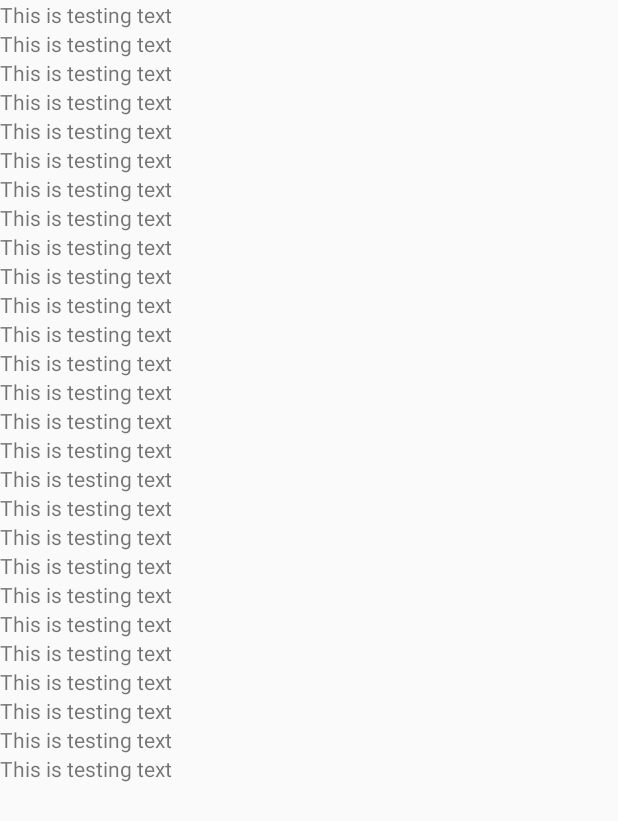
After one commit to WendyYanto/android-lazy-load-component, an Android app: the layout layout_multiple_textview.xml on its own in the app's theme, with its tools: preview values and no code run, on a phone screen of 412 x 824 dp. The commit adds this screen. Shown: the top 821 px of the screen. Run offline under Robolectric (Android 15) with nearby library versions, the phone set to English and light mode, and no system bars.

Commit message:
add todo

```diff
--- a/app/src/main/res/layout/activity_main.xml
+++ b/app/src/main/res/layout/activity_main.xml
@@ -1,18 +1,35 @@
 <?xml version="1.0" encoding="utf-8"?>
-<androidx.constraintlayout.widget.ConstraintLayout xmlns:android="http://schemas.android.com/apk/res/android"
+<ScrollView xmlns:android="http://schemas.android.com/apk/res/android"
     xmlns:app="http://schemas.android.com/apk/res-auto"
     xmlns:tools="http://schemas.android.com/tools"
+    android:id="@+id/cl_parent"
     android:layout_width="match_parent"
-    android:layout_height="match_parent"
-    tools:context=".MainActivity">
+    android:layout_height="match_parent">
 
-    <TextView
-        android:layout_width="wrap_content"
+    <androidx.constraintlayout.widget.ConstraintLayout
+        android:layout_width="match_parent"
         android:layout_height="wrap_content"
-        android:text="Hello World!"
-        app:layout_constraintBottom_toBottomOf="parent"
-        app:layout_constraintLeft_toLeftOf="parent"
-        app:layout_constraintRight_toRightOf="parent"
-        app:layout_constraintTop_toTopOf="parent" />
+        tools:context=".MainActivity">
 
-</androidx.constraintlayout.widget.ConstraintLayout>
+        <LinearLayout
+            android:id="@+id/ll_dummy"
+            android:layout_width="match_parent"
+            android:layout_height="1000dp"
+            android:background="@color/colorAccent"
+            android:orientation="vertical"
+            app:layout_constraintLeft_toLeftOf="parent"
+            app:layout_constraintRight_toRightOf="parent"
+            app:layout_constraintTop_toTopOf="parent" />
+
+        <dev.wendyyanto.library.LazyLoadComponent
+            android:layout_width="match_parent"
+            android:layout_height="10dp"
+            app:layout_constraintLeft_toLeftOf="parent"
+            app:layout_constraintRight_toRightOf="parent"
+            app:layout_constraintTop_toBottomOf="@id/ll_dummy"
+            app:layout_id="@layout/layout_multiple_textview"
+            app:parent_layout_id="@id/cl_parent" />
+
+    </androidx.constraintlayout.widget.ConstraintLayout>
+
+</ScrollView>
--- /dev/null
+++ b/app/src/main/res/layout/layout_multiple_textview.xml
@@ -0,0 +1,141 @@
+<?xml version="1.0" encoding="utf-8"?>
+<LinearLayout xmlns:android="http://schemas.android.com/apk/res/android"
+    android:layout_width="match_parent"
+    android:layout_height="match_parent"
+    android:orientation="vertical">
+
+    <TextView
+        android:layout_width="match_parent"
+        android:layout_height="wrap_content"
+        android:text="This is testing text" />
+
+    <TextView
+        android:layout_width="match_parent"
+        android:layout_height="wrap_content"
+        android:text="This is testing text" />
+
+    <TextView
+        android:layout_width="match_parent"
+        android:layout_height="wrap_content"
+        android:text="This is testing text" />
+
+    <TextView
+        android:layout_width="match_parent"
+        android:layout_height="wrap_content"
+        android:text="This is testing text" />
+
+    <TextView
+        android:layout_width="match_parent"
+        android:layout_height="wrap_content"
+        android:text="This is testing text" />
+
+    <TextView
+        android:layout_width="match_parent"
+        android:layout_height="wrap_content"
+        android:text="This is testing text" />
+
+    <TextView
+        android:layout_width="match_parent"
+        android:layout_height="wrap_content"
+        android:text="This is testing text" />
+
+    <TextView
+        android:layout_width="match_parent"
+        android:layout_height="wrap_content"
+        android:text="This is testing text" />
+
+    <TextView
+        android:layout_width="match_parent"
+        android:layout_height="wrap_content"
+        android:text="This is testing text" />
+
+    <TextView
+        android:layout_width="match_parent"
+        android:layout_height="wrap_content"
+        android:text="This is testing text" />
+
+    <TextView
+        android:layout_width="match_parent"
+        android:layout_height="wrap_content"
+        android:text="This is testing text" />
+
+    <TextView
+        android:layout_width="match_parent"
+        android:layout_height="wrap_content"
+        android:text="This is testing text" />
+
+    <TextView
+        android:layout_width="match_parent"
+        android:layout_height="wrap_content"
+        android:text="This is testing text" />
+
+    <TextView
+        android:layout_width="match_parent"
+        android:layout_height="wrap_content"
+        android:text="This is testing text" />
+
+    <TextView
+        android:layout_width="match_parent"
+        android:layout_height="wrap_content"
+        android:text="This is testing text" />
+
+    <TextView
+        android:layout_width="match_parent"
+        android:layout_height="wrap_content"
+        android:text="This is testing text" />
+
+    <TextView
+        android:layout_width="match_parent"
+        android:layout_height="wrap_content"
+        android:text="This is testing text" />
+
+    <TextView
+        android:layout_width="match_parent"
+        android:layout_height="wrap_content"
+        android:text="This is testing text" />
+
+    <TextView
+        android:layout_width="match_parent"
+        android:layout_height="wrap_content"
+        android:text="This is testing text" />
+
+    <TextView
+        android:layout_width="match_parent"
+        android:layout_height="wrap_content"
+        android:text="This is testing text" />
+
+    <TextView
+        android:layout_width="match_parent"
+        android:layout_height="wrap_content"
+        android:text="This is testing text" />
+
+    <TextView
+        android:layout_width="match_parent"
+        android:layout_height="wrap_content"
+        android:text="This is testing text" />
+
+    <TextView
+        android:layout_width="match_parent"
+        android:layout_height="wrap_content"
+        android:text="This is testing text" />
+
+    <TextView
+        android:layout_width="match_parent"
+        android:layout_height="wrap_content"
+        android:text="This is testing text" />
+
+    <TextView
+        android:layout_width="match_parent"
+        android:layout_height="wrap_content"
+        android:text="This is testing text" />
+
+    <TextView
+        android:layout_width="match_parent"
+        android:layout_height="wrap_content"
+        android:text="This is testing text" />
+
+    <TextView
+        android:layout_width="match_parent"
+        android:layout_height="wrap_content"
+        android:text="This is testing text" />
+</LinearLayout>
--- a/library/src/main/java/dev/wendyyanto/library/LazyLoadComponent.kt
+++ b/library/src/main/java/dev/wendyyanto/library/LazyLoadComponent.kt
@@ -3,6 +3,8 @@ package dev.wendyyanto.library
 import android.content.Context
 import android.graphics.Rect
 import android.util.AttributeSet
+import android.util.Log
+import android.view.View
 import android.view.ViewStub
 import android.view.ViewTreeObserver
 import android.widget.LinearLayout
@@ -65,6 +67,7 @@ class LazyLoadComponent @JvmOverloads constructor(
     }
 
     private fun isViewShown(): Boolean {
+        // ToDo - screenRect doesn't cover until the bottom of layout
         return this.componentRect.intersect(this.screenRect)
     }
 }
--- a/library/src/main/res/values/attrs.xml
+++ b/library/src/main/res/values/attrs.xml
@@ -2,5 +2,6 @@
 <resources>
     <declare-styleable name="LazyLoadComponent">
         <attr name="layout_id" format="reference" />
+        <attr name="parent_layout_id" format="reference" />
     </declare-styleable>
 </resources>
```
